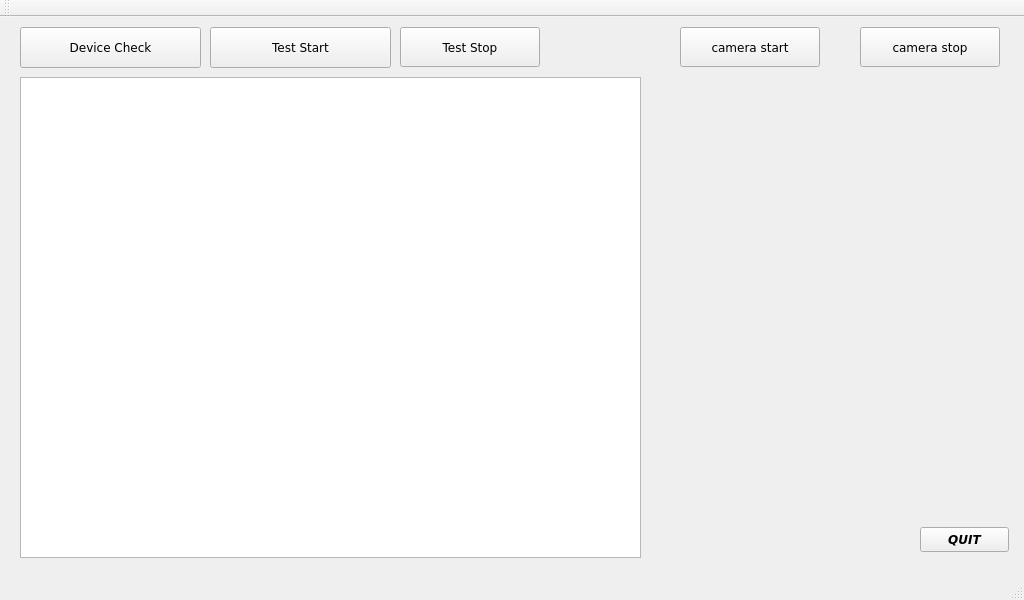
The window that mainwindow.ui (shnomad/Battery-Test) describes before a commit, drawn with Qt 5.
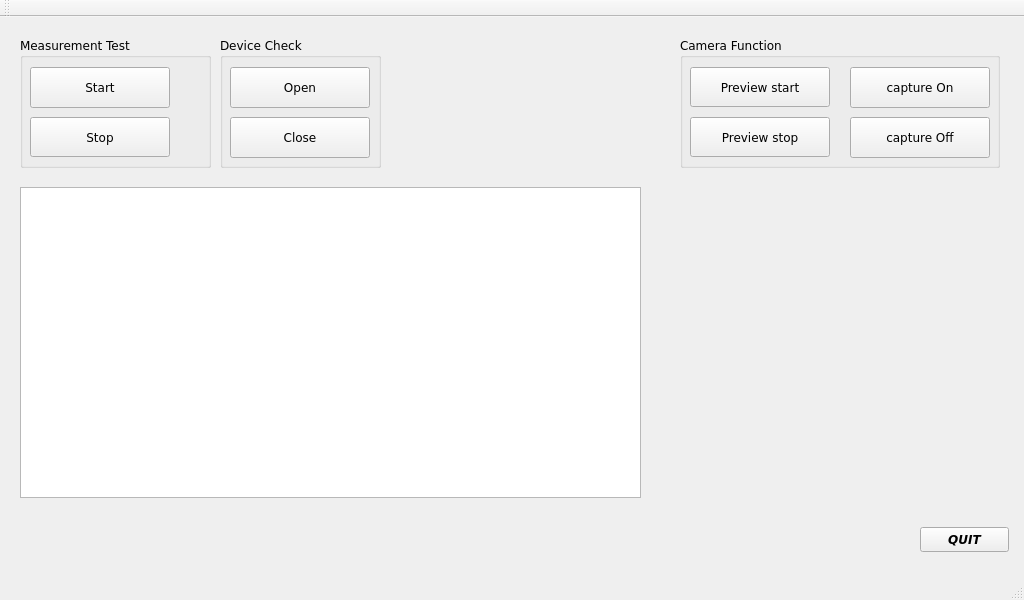
The same window after the commit.

The edit to the form file:
```diff
--- a/mainwindow.ui
+++ b/mainwindow.ui
@@ -19,94 +19,21 @@
    <string>MainWindow</string>
   </property>
   <widget class="QWidget" name="centralWidget">
-   <widget class="QPushButton" name="device_check">
-    <property name="geometry">
-     <rect>
-      <x>20</x>
-      <y>10</y>
-      <width>181</width>
-      <height>41</height>
-     </rect>
-    </property>
-    <property name="font">
-     <font>
-      <family>DejaVu Sans</family>
-      <pointsize>9</pointsize>
-     </font>
-    </property>
-    <property name="text">
-     <string>Device Check</string>
-    </property>
-   </widget>
-   <widget class="QPushButton" name="test_start">
-    <property name="geometry">
-     <rect>
-      <x>210</x>
-      <y>10</y>
-      <width>181</width>
-      <height>41</height>
-     </rect>
-    </property>
-    <property name="font">
-     <font>
-      <pointsize>9</pointsize>
-     </font>
-    </property>
-    <property name="text">
-     <string>Test Start</string>
-    </property>
-   </widget>
    <widget class="QTextEdit" name="textEdit">
     <property name="geometry">
      <rect>
       <x>20</x>
-      <y>60</y>
+      <y>170</y>
       <width>621</width>
-      <height>481</height>
+      <height>311</height>
      </rect>
     </property>
    </widget>
-   <widget class="QPushButton" name="camera_start">
-    <property name="geometry">
-     <rect>
-      <x>680</x>
-      <y>10</y>
-      <width>140</width>
-      <height>40</height>
-     </rect>
-    </property>
-    <property name="font">
-     <font>
-      <pointsize>9</pointsize>
-     </font>
-    </property>
-    <property name="text">
-     <string>camera start</string>
-    </property>
-   </widget>
-   <widget class="QPushButton" name="camera_stop">
-    <property name="geometry">
-     <rect>
-      <x>860</x>
-      <y>10</y>
-      <width>140</width>
-      <height>40</height>
-     </rect>
-    </property>
-    <property name="font">
-     <font>
-      <pointsize>9</pointsize>
-     </font>
-    </property>
-    <property name="text">
-     <string>camera stop</string>
-    </property>
-   </widget>
    <widget class="QLabel" name="label">
     <property name="geometry">
      <rect>
       <x>680</x>
-      <y>60</y>
+      <y>160</y>
       <width>320</width>
       <height>320</height>
      </rect>
@@ -115,24 +42,6 @@
      <string/>
     </property>
    </widget>
-   <widget class="QPushButton" name="test_stop">
-    <property name="geometry">
-     <rect>
-      <x>400</x>
-      <y>10</y>
-      <width>140</width>
-      <height>40</height>
-     </rect>
-    </property>
-    <property name="font">
-     <font>
-      <pointsize>9</pointsize>
-     </font>
-    </property>
-    <property name="text">
-     <string>Test Stop</string>
-    </property>
-   </widget>
    <widget class="QPushButton" name="quit">
     <property name="geometry">
      <rect>
@@ -154,6 +63,206 @@
      <string>QUIT</string>
     </property>
    </widget>
+   <widget class="QGroupBox" name="groupBox">
+    <property name="geometry">
+     <rect>
+      <x>680</x>
+      <y>20</y>
+      <width>320</width>
+      <height>131</height>
+     </rect>
+    </property>
+    <property name="font">
+     <font>
+      <pointsize>9</pointsize>
+     </font>
+    </property>
+    <property name="title">
+     <string>Camera Function</string>
+    </property>
+    <widget class="QPushButton" name="camera_start">
+     <property name="geometry">
+      <rect>
+       <x>10</x>
+       <y>30</y>
+       <width>140</width>
+       <height>40</height>
+      </rect>
+     </property>
+     <property name="font">
+      <font>
+       <pointsize>9</pointsize>
+      </font>
+     </property>
+     <property name="text">
+      <string>Preview start</string>
+     </property>
+    </widget>
+    <widget class="QPushButton" name="camera_stop">
+     <property name="geometry">
+      <rect>
+       <x>10</x>
+       <y>80</y>
+       <width>140</width>
+       <height>40</height>
+      </rect>
+     </property>
+     <property name="font">
+      <font>
+       <pointsize>9</pointsize>
+      </font>
+     </property>
+     <property name="text">
+      <string>Preview stop</string>
+     </property>
+    </widget>
+    <widget class="QPushButton" name="Capture_on">
+     <property name="geometry">
+      <rect>
+       <x>170</x>
+       <y>30</y>
+       <width>140</width>
+       <height>41</height>
+      </rect>
+     </property>
+     <property name="font">
+      <font>
+       <pointsize>9</pointsize>
+      </font>
+     </property>
+     <property name="text">
+      <string>capture On</string>
+     </property>
+    </widget>
+    <widget class="QPushButton" name="Capture_off">
+     <property name="geometry">
+      <rect>
+       <x>170</x>
+       <y>80</y>
+       <width>140</width>
+       <height>41</height>
+      </rect>
+     </property>
+     <property name="font">
+      <font>
+       <pointsize>9</pointsize>
+      </font>
+     </property>
+     <property name="text">
+      <string>capture Off</string>
+     </property>
+    </widget>
+   </widget>
+   <widget class="QGroupBox" name="groupBox_2">
+    <property name="geometry">
+     <rect>
+      <x>20</x>
+      <y>20</y>
+      <width>191</width>
+      <height>131</height>
+     </rect>
+    </property>
+    <property name="font">
+     <font>
+      <pointsize>9</pointsize>
+     </font>
+    </property>
+    <property name="title">
+     <string>Measurement Test</string>
+    </property>
+    <widget class="QPushButton" name="test_start">
+     <property name="geometry">
+      <rect>
+       <x>10</x>
+       <y>30</y>
+       <width>140</width>
+       <height>41</height>
+      </rect>
+     </property>
+     <property name="font">
+      <font>
+       <pointsize>9</pointsize>
+      </font>
+     </property>
+     <property name="text">
+      <string>Start</string>
+     </property>
+    </widget>
+    <widget class="QPushButton" name="test_stop">
+     <property name="geometry">
+      <rect>
+       <x>10</x>
+       <y>80</y>
+       <width>140</width>
+       <height>40</height>
+      </rect>
+     </property>
+     <property name="font">
+      <font>
+       <pointsize>9</pointsize>
+      </font>
+     </property>
+     <property name="text">
+      <string>Stop</string>
+     </property>
+    </widget>
+   </widget>
+   <widget class="QGroupBox" name="groupBox_3">
+    <property name="geometry">
+     <rect>
+      <x>220</x>
+      <y>20</y>
+      <width>161</width>
+      <height>131</height>
+     </rect>
+    </property>
+    <property name="font">
+     <font>
+      <pointsize>9</pointsize>
+     </font>
+    </property>
+    <property name="title">
+     <string>Device Check</string>
+    </property>
+    <widget class="QPushButton" name="device_open">
+     <property name="geometry">
+      <rect>
+       <x>10</x>
+       <y>30</y>
+       <width>140</width>
+       <height>41</height>
+      </rect>
+     </property>
+     <property name="font">
+      <font>
+       <family>DejaVu Sans</family>
+       <pointsize>9</pointsize>
+      </font>
+     </property>
+     <property name="text">
+      <string>Open</string>
+     </property>
+    </widget>
+    <widget class="QPushButton" name="device_close">
+     <property name="geometry">
+      <rect>
+       <x>10</x>
+       <y>80</y>
+       <width>140</width>
+       <height>41</height>
+      </rect>
+     </property>
+     <property name="font">
+      <font>
+       <family>DejaVu Sans</family>
+       <pointsize>9</pointsize>
+      </font>
+     </property>
+     <property name="text">
+      <string>Close</string>
+     </property>
+    </widget>
+   </widget>
   </widget>
   <widget class="QMenuBar" name="menuBar">
    <property name="geometry">
```
